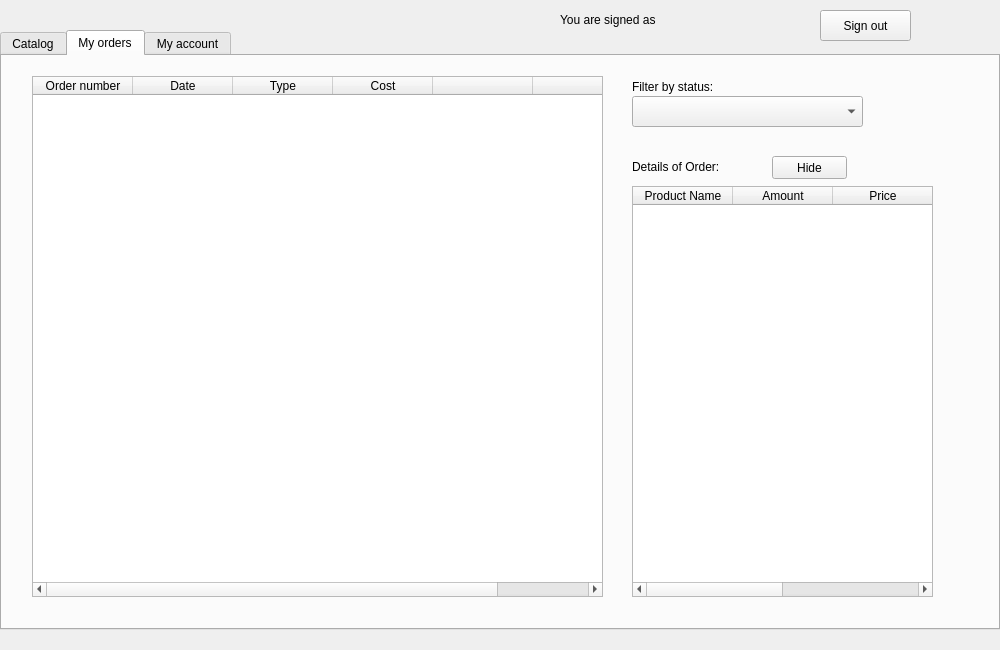
Qt form front/customer/customer_window.ui (Nyakutka/brewery) before a commit.
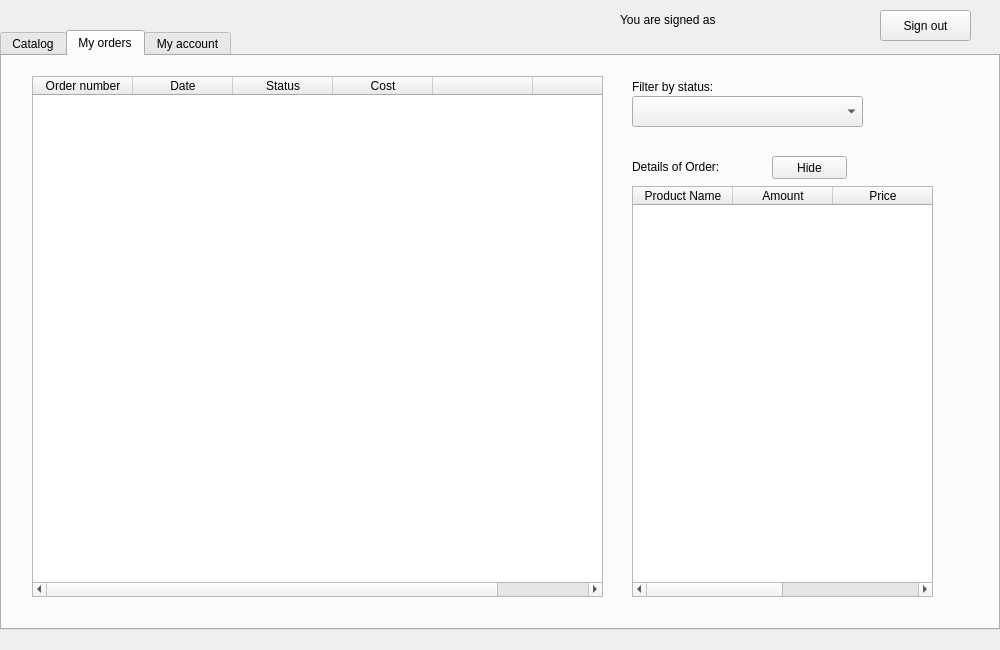
The same form after that commit. The open tabs and pages were chosen to show the change.

What changed in the file:
```diff
--- a/front/customer/customer_window.ui
+++ b/front/customer/customer_window.ui
@@ -229,7 +229,7 @@
      </column>
      <column>
       <property name="text">
-       <string>Type</string>
+       <string>Status</string>
       </property>
      </column>
      <column>
@@ -511,7 +511,7 @@
   <widget class="QLabel" name="signed_label">
    <property name="geometry">
     <rect>
-     <x>560</x>
+     <x>620</x>
      <y>10</y>
      <width>261</width>
      <height>20</height>
@@ -524,7 +524,7 @@
   <widget class="QPushButton" name="sign_out_button">
    <property name="geometry">
     <rect>
-     <x>820</x>
+     <x>880</x>
      <y>10</y>
      <width>91</width>
      <height>31</height>
```
